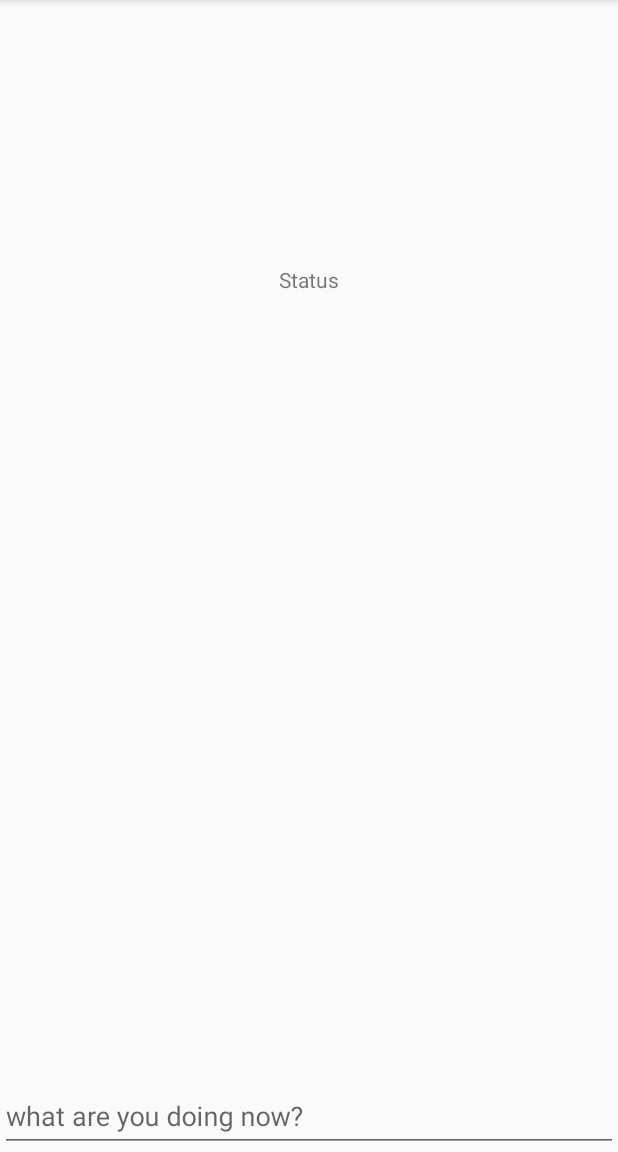
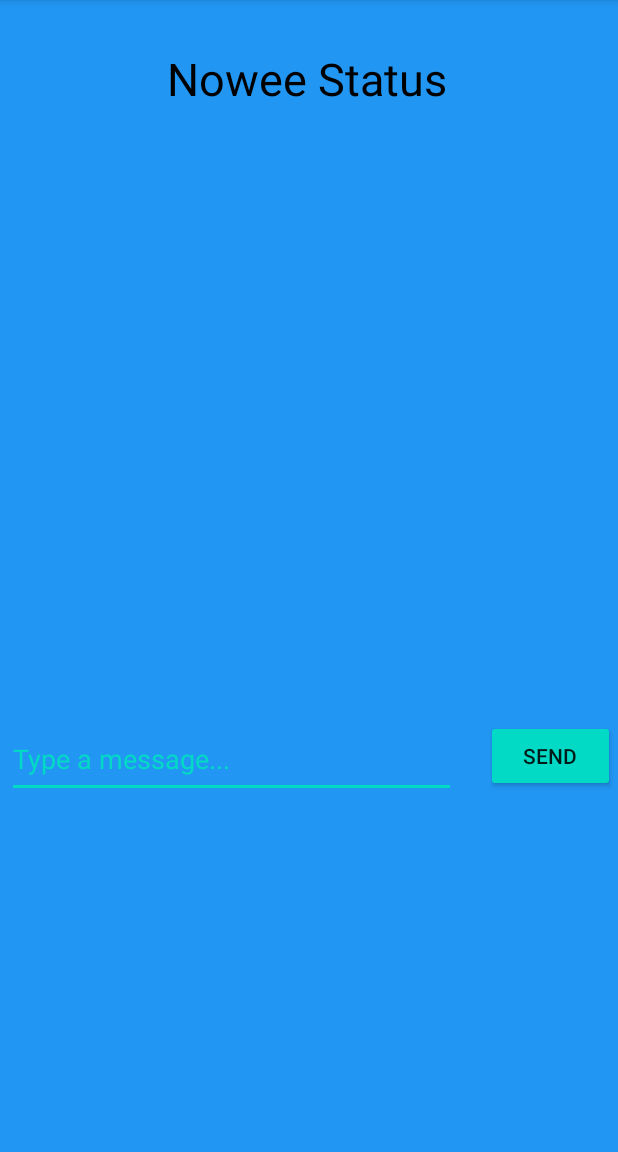
Before and after one commit to fpunch/NoweeProject, an Android app: the Status screen opened directly, with no data from a screen before it, on a phone screen of 412 x 824 dp, the part 84-1236 px from its top. Run offline under Robolectric (Android 15) with nearby library versions, the phone set to English and light mode, and no system bars.

Commit message:
changes to status page and buttons
12:00pm 6/10/2020

```diff
--- a/app/src/main/res/layout/activity_contact.xml
+++ b/app/src/main/res/layout/activity_contact.xml
@@ -11,7 +11,7 @@
     <androidx.recyclerview.widget.RecyclerView
         android:id="@+id/contacts_recycler"
         android:layout_width="match_parent"
-        android:layout_height="530dp"
+        android:layout_height="555dp"
         tools:layout_editor_absoluteX="1dp"
         tools:layout_editor_absoluteY="1dp">
 
@@ -29,11 +29,12 @@
             android:layout_width="80dp"
             android:layout_height="wrap_content"
             android:layout_weight="1"
+            android:backgroundTint="@color/NoweeColour"
             android:text="@string/new_contactText" />
 
         <Button
             android:id="@+id/check"
-            android:layout_width="80dp"
+            android:layout_width="118dp"
             android:layout_height="wrap_content"
             android:layout_weight="1"
             android:text="@string/checkText" />
@@ -43,6 +44,7 @@
             android:layout_width="80dp"
             android:layout_height="wrap_content"
             android:layout_weight="1"
+            android:backgroundTint="@color/NoweeColour"
             android:text="@string/chatText" />
 
     </LinearLayout>
--- a/app/src/main/res/layout/activity_existing_contact.xml
+++ b/app/src/main/res/layout/activity_existing_contact.xml
@@ -4,8 +4,7 @@
     xmlns:tools="http://schemas.android.com/tools"
     android:layout_width="match_parent"
     android:layout_height="match_parent"
-    android:backgroundTint="@color/colorAccent"
-    android:backgroundTintMode="add"
+    android:background="@color/NoweeColour2"
     tools:context=".existingContact">
 
     <ImageView
--- a/app/src/main/res/layout/activity_main.xml
+++ b/app/src/main/res/layout/activity_main.xml
@@ -39,6 +39,7 @@
                 android:layout_width="wrap_content"
                 android:layout_height="wrap_content"
                 android:layout_weight="1"
+                android:backgroundTint="@color/NoweeColour"
                 android:text="@string/status" />
 
             <Button
@@ -46,6 +47,7 @@
                 android:layout_width="wrap_content"
                 android:layout_height="wrap_content"
                 android:layout_weight="1"
+                android:backgroundTint="@color/NoweeColour2"
                 android:text="@string/home" />
 
             <Button
@@ -53,6 +55,7 @@
                 android:layout_width="wrap_content"
                 android:layout_height="wrap_content"
                 android:layout_weight="1"
+                android:backgroundTint="@color/NoweeColour"
                 android:text="@string/chat" />
 
         </LinearLayout>
--- a/app/src/main/res/layout/status_list.xml
+++ b/app/src/main/res/layout/status_list.xml
@@ -1,47 +1,47 @@
 <?xml version="1.0" encoding="utf-8"?>
-<androidx.constraintlayout.widget.ConstraintLayout
-    xmlns:android="http://schemas.android.com/apk/res/android"
+<androidx.constraintlayout.widget.ConstraintLayout xmlns:android="http://schemas.android.com/apk/res/android"
     xmlns:app="http://schemas.android.com/apk/res-auto"
     xmlns:tools="http://schemas.android.com/tools"
     android:layout_width="match_parent"
-    android:layout_height="match_parent">
+    android:layout_height="match_parent"
+    android:background="@color/NoweeColour2"
+    android:backgroundTint="@color/NoweeColour2">
+
+
+    <com.google.android.material.textfield.TextInputEditText
+        android:textColorHint="@color/NoweeColour"
+        android:id="@+id/textInputEditText"
+        android:layout_width="299dp"
+        android:layout_height="52dp"
+        android:layout_marginTop="375dp"
+        android:layout_marginEnd="108dp"
+        android:layout_marginBottom="236dp"
+        android:hint="@string/add_text_to_the_message"
+        app:layout_constraintBottom_toBottomOf="parent"
+        app:layout_constraintEnd_toEndOf="parent"
+        app:layout_constraintTop_toBottomOf="@+id/textView2"
+        app:layout_constraintVertical_bias="1.0" />
 
     <TextView
         android:id="@+id/textView2"
-        android:layout_width="wrap_content"
-        android:layout_height="wrap_content"
-        android:layout_marginBottom="572dp"
-        android:text="@string/Status"
+        android:layout_width="189dp"
+        android:layout_height="40dp"
+        android:layout_marginTop="32dp"
+        android:text="@string/noweeStatusText"
+        android:textColor="#000000"
+        android:textSize="30sp"
+        app:layout_constraintEnd_toEndOf="parent"
+        app:layout_constraintStart_toStartOf="parent"
+        app:layout_constraintTop_toTopOf="parent" />
+
+    <Button
+        android:id="@+id/button2"
+        android:layout_width="86dp"
+        android:layout_height="48dp"
+        android:layout_marginStart="324dp"
+        android:layout_marginBottom="240dp"
+        android:backgroundTint="@color/NoweeColour"
+        android:text="@string/statusSendBtn"
         app:layout_constraintBottom_toBottomOf="parent"
-        app:layout_constraintEnd_toEndOf="parent"
         app:layout_constraintStart_toStartOf="parent" />
-
-    <LinearLayout
-        android:layout_width="match_parent"
-        android:layout_height="match_parent"
-        android:orientation="vertical">
-
-        <androidx.recyclerview.widget.RecyclerView
-            android:layout_width="match_parent"
-            android:layout_height="match_parent"
-            android:layout_weight="1">
-
-        </androidx.recyclerview.widget.RecyclerView>
-
-        <com.google.android.material.textfield.TextInputLayout
-            android:id="@+id/insertStatus"
-            android:layout_width="match_parent"
-            android:layout_height="wrap_content">
-
-            <com.google.android.material.textfield.TextInputEditText
-                android:id="@+id/statusText"
-                android:layout_width="match_parent"
-                android:layout_height="wrap_content"
-                android:hint="@string/what_are_you_doing_now"
-                android:imeOptions="actionSend"/>
-        </com.google.android.material.textfield.TextInputLayout>
-
-    </LinearLayout>
-
-
 </androidx.constraintlayout.widget.ConstraintLayout>
--- a/app/src/main/res/values/strings.xml
+++ b/app/src/main/res/values/strings.xml
@@ -4,7 +4,7 @@
     <string name="status">status</string>
     <!-- TODO: Remove or change this placeholder text -->
     <string name="hello_blank_fragment">Hello blank fragment</string>
-    <string name="add_text_to_the_message">Add text to the message</string>
+    <string name="add_text_to_the_message">Type a message...</string>
     <string name="nowee_login">NOWEE Login</string>
     <string name="email_address">email address</string>
     <string name="delete_account">Delete account</string>
@@ -16,27 +16,26 @@
     <string name="you_re_logged_in">You\'re logged in</string>
     <string name="crash">crash</string>
     <string name="home">Home</string>
-    <string name="Status">Status</string>
-    <string name="what_are_you_doing_now">what are you doing now?</string>
+    <string name="noweeStatusText">Nowee Status</string>
+
 
     //Jesse Strings
-    <string name="addExistButton"> Add </string>
-    <string name="usernameText"> Nowee Username </string>
-    <string name="firstName"> First Name</string>
-    <string name="lastName"> Surname </string>
-    <string name="emailAddress"> Email Address </string>
-    <string name="phoneNumber"> Phone Number </string>
+    <string name="addExistButton">Add</string>
+    <string name="usernameText">Nowee Username</string>
+    <string name="firstName">First Name</string>
+    <string name="lastName">Surname</string>
+    <string name="emailAddress">Email Address</string>
+    <string name="phoneNumber"> Phone Number</string>
     <string name="newContactText">New Contact</string>
-    <string name="createContactBtn"> Create </string>
-    <string name="profileImage"> ProfileImage </string>
+    <string name="createContactBtn">Create</string>
+    <string name="profileImage">ProfileImage</string>
     <string name="nowee_group_image">Nowee Group Image</string>
     <string name="username"> </string>
     <string name="groupAddDesc">groupAddDesc</string>
     <string name="existContactBtn"></string>
     <string name="addNewContactBtn"></string>
     <string name="chatText">chat</string>
-    <string name="checkText">check</string>
+    <string name="checkText">Existing Contact</string>
     <string name="new_contactText">New Contact</string>
-
-
+    <string name="statusSendBtn">Send</string>
 </resources>
```
